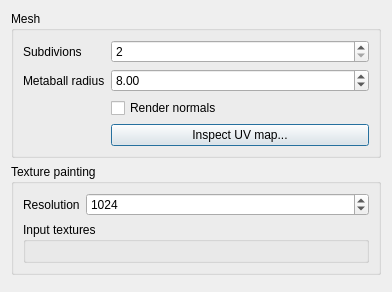
First picture: the form in editor/dlg_meshgen.ui, repository Easimer/trigen, before the edit.
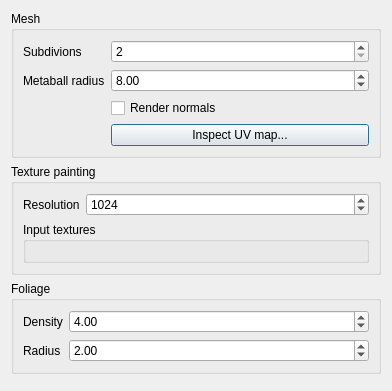
Second picture: the form after the edit.

Commit message: editor: add fields for foliage params

What changed in the file:
```diff
--- a/editor/dlg_meshgen.ui
+++ b/editor/dlg_meshgen.ui
@@ -7,7 +7,7 @@
     <x>0</x>
     <y>0</y>
     <width>392</width>
-    <height>257</height>
+    <height>348</height>
    </rect>
   </property>
   <property name="windowTitle">
@@ -116,6 +116,43 @@
      </layout>
     </widget>
    </item>
+   <item>
+    <widget class="QGroupBox" name="gbFoliage">
+     <property name="title">
+      <string>Foliage</string>
+     </property>
+     <layout class="QFormLayout" name="formLayout_3">
+      <item row="2" column="1">
+       <widget class="QDoubleSpinBox" name="flRadius">
+        <property name="value">
+         <double>2.000000000000000</double>
+        </property>
+       </widget>
+      </item>
+      <item row="1" column="1">
+       <widget class="QDoubleSpinBox" name="flDensity">
+        <property name="value">
+         <double>4.000000000000000</double>
+        </property>
+       </widget>
+      </item>
+      <item row="1" column="0">
+       <widget class="QLabel" name="lblDensity">
+        <property name="text">
+         <string>Density</string>
+        </property>
+       </widget>
+      </item>
+      <item row="2" column="0">
+       <widget class="QLabel" name="lblRadius">
+        <property name="text">
+         <string>Radius</string>
+        </property>
+       </widget>
+      </item>
+     </layout>
+    </widget>
+   </item>
    <item>
     <widget class="QDialogButtonBox" name="buttonBox">
      <property name="orientation">
```
The commit also changes 13 other files.
